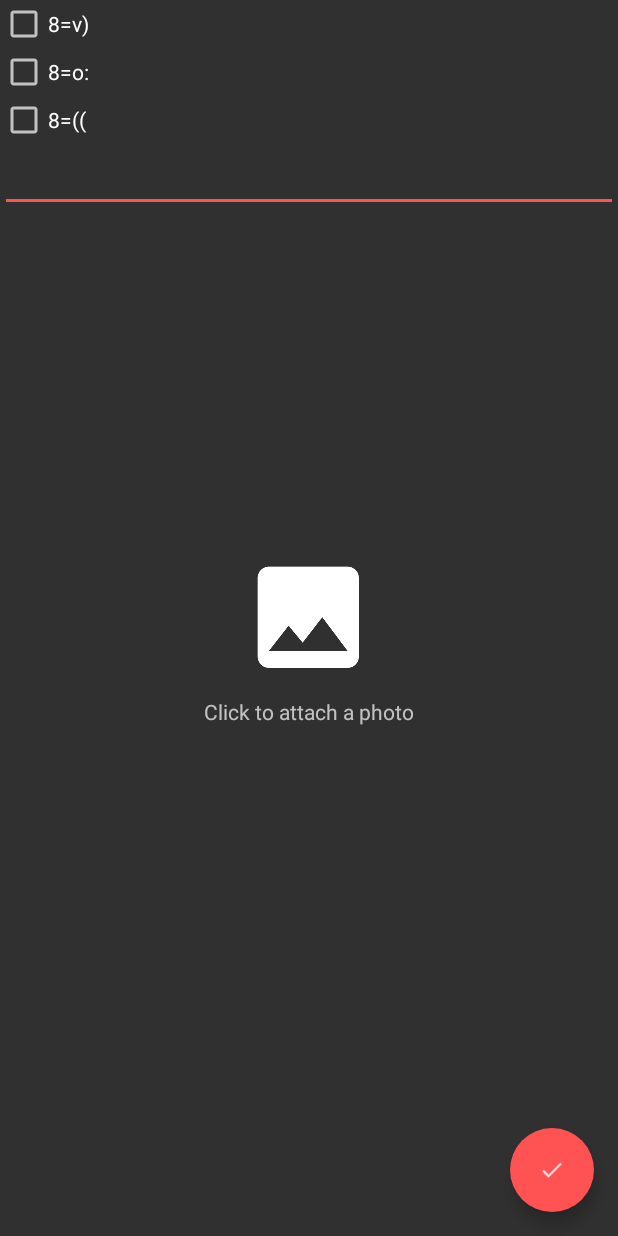
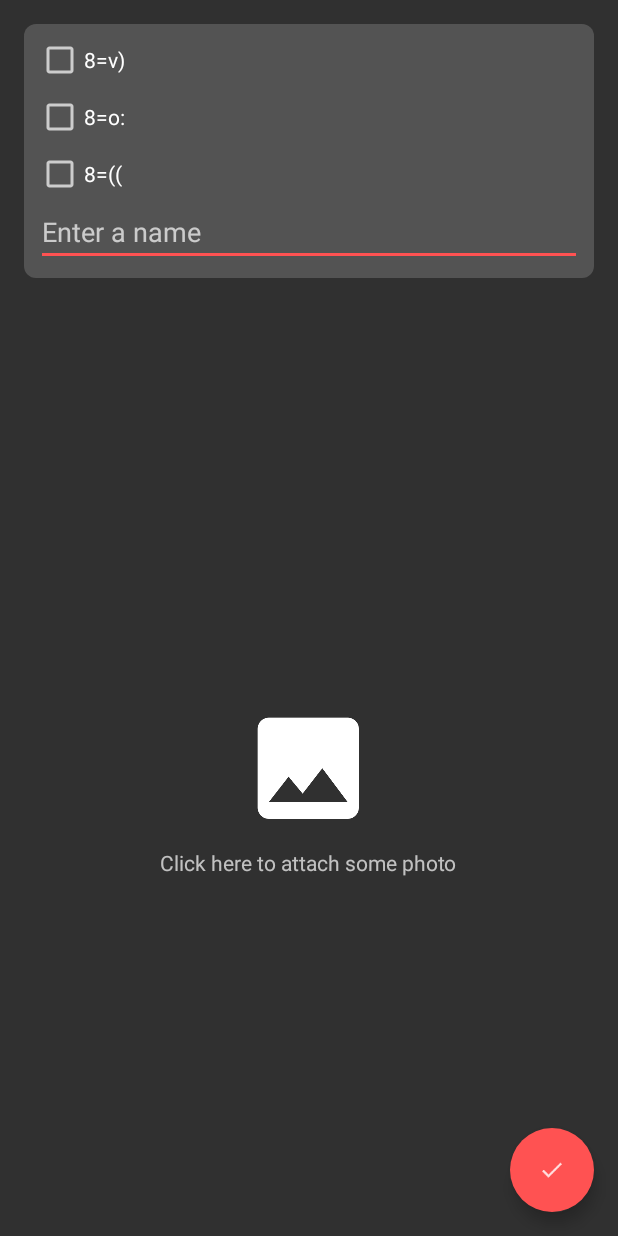
Before and after one commit to ggface/dovvv, an Android app: the fragment PersonFragment shown on its own in the app's theme, on a phone screen of 412 x 824 dp. Run offline under Robolectric (Android 15) with nearby library versions, the phone set to English and light mode, and no system bars; our stand-ins replace ButterKnife, Picasso; pictures from the network do not load; 1 statement that could not run was skipped.

Commit message:
person fragment

```diff
--- /dev/null
+++ b/app/src/main/res/drawable/bg_rounded_1.xml
@@ -0,0 +1,6 @@
+<?xml version="1.0" encoding="utf-8"?>
+<shape xmlns:android="http://schemas.android.com/apk/res/android"
+    android:shape="rectangle">
+    <solid android:color="@color/control_box" />
+    <corners android:radius="8dp" />
+</shape>
--- a/app/src/main/res/layout-sw600dp-land/fragment_person.xml
+++ b/app/src/main/res/layout-sw600dp-land/fragment_person.xml
@@ -18,30 +18,6 @@
         android:layout_width="match_parent"
         android:layout_height="match_parent" />
 
-    <CheckBox
-        android:id="@+id/cbDefault"
-        android:layout_width="wrap_content"
-        android:layout_height="wrap_content"
-        android:text="8=v)" />
-
-    <CheckBox
-        android:id="@+id/cbOral"
-        android:layout_width="wrap_content"
-        android:layout_height="wrap_content"
-        android:layout_alignParentLeft="true"
-        android:layout_alignParentStart="true"
-        android:layout_below="@+id/cbDefault"
-        android:text="8=o:" />
-
-    <CheckBox
-        android:id="@+id/cbAnal"
-        android:layout_width="wrap_content"
-        android:layout_height="wrap_content"
-        android:layout_alignParentLeft="true"
-        android:layout_alignParentStart="true"
-        android:layout_below="@+id/cbOral"
-        android:text="8=((" />
-
     <ImageView
         android:id="@+id/imageView"
         android:layout_width="wrap_content"
@@ -56,7 +32,7 @@
         android:layout_height="wrap_content"
         android:layout_below="@+id/imageView"
         android:layout_centerHorizontal="true"
-        android:text="Click to attach a photo" />
+        android:text="Click here to attach some photo" />
 
     <android.support.design.widget.FloatingActionButton
         android:id="@+id/fab"
@@ -69,8 +45,45 @@
         android:layout_marginRight="16dp"
         android:src="@drawable/ic_action_action_done" />
 
+    <LinearLayout
+        android:orientation="vertical"
+        android:layout_width="320dp"
+        android:layout_height="wrap_content"
+        android:layout_alignParentBottom="true"
+        android:layout_alignParentLeft="true"
+        android:layout_alignParentStart="true"
+        android:background="@drawable/bg_rounded_1"
+        android:layout_margin="16dp"
+        android:padding="8dp">
+
+        <CheckBox
+            android:id="@+id/cbDefault"
+            android:layout_width="match_parent"
+            android:layout_height="wrap_content"
+            android:text="8=v)"
+            android:layout_marginBottom="6dp" />
+
+        <CheckBox
+            android:id="@+id/cbOral"
+            android:layout_width="match_parent"
+            android:layout_height="wrap_content"
+            android:layout_alignParentLeft="true"
+            android:layout_alignParentStart="true"
+            android:layout_below="@+id/cbDefault"
+            android:text="8=o:"
+            android:layout_marginBottom="6dp" />
+
+        <CheckBox
+            android:id="@+id/cbAnal"
+            android:layout_width="match_parent"
+            android:layout_height="wrap_content"
+            android:layout_alignParentLeft="true"
+            android:layout_alignParentStart="true"
+            android:layout_below="@+id/cbOral"
+            android:text="8=((" />
+
         <EditText
-        android:layout_width="wrap_content"
+            android:layout_width="match_parent"
             android:layout_height="wrap_content"
             android:id="@+id/etName"
             android:layout_below="@+id/cbAnal"
@@ -79,5 +92,8 @@
             android:layout_alignParentRight="true"
             android:layout_alignParentEnd="true"
             android:inputType="textCapSentences"
-        android:maxLines="1" />
+            android:maxLines="1"
+            android:singleLine="false"
+            android:hint="Enter a name" />
+    </LinearLayout>
 </RelativeLayout>
--- a/app/src/main/res/layout-sw600dp/fragment_person.xml
+++ b/app/src/main/res/layout-sw600dp/fragment_person.xml
@@ -1,3 +1,11 @@
+<!--
+  ~ Copyright (c) 2016. Lorem ipsum dolor sit amet, consectetur adipiscing elit.
+  ~ Morbi non lorem porttitor neque feugiat blandit. Ut vitae ipsum eget quam lacinia accumsan.
+  ~ Etiam sed turpis ac ipsum condimentum fringilla. Maecenas magna.
+  ~ Proin dapibus sapien vel ante. Aliquam erat volutpat. Pellentesque sagittis ligula eget metus.
+  ~ Vestibulum commodo. Ut rhoncus gravida arcu.
+  -->
+
 <RelativeLayout xmlns:android="http://schemas.android.com/apk/res/android"
     xmlns:tools="http://schemas.android.com/tools"
     android:layout_width="match_parent"
@@ -9,30 +17,6 @@
         android:id="@+id/ivPhoto"
         android:layout_width="match_parent"
         android:layout_height="match_parent" />
-
-    <CheckBox
-        android:id="@+id/cbDefault"
-        android:layout_width="wrap_content"
-        android:layout_height="wrap_content"
-        android:text="8=v)" />
-
-    <CheckBox
-        android:id="@+id/cbOral"
-        android:layout_width="wrap_content"
-        android:layout_height="wrap_content"
-        android:layout_alignParentLeft="true"
-        android:layout_alignParentStart="true"
-        android:layout_below="@+id/cbDefault"
-        android:text="8=o:" />
-
-    <CheckBox
-        android:id="@+id/cbAnal"
-        android:layout_width="wrap_content"
-        android:layout_height="wrap_content"
-        android:layout_alignParentLeft="true"
-        android:layout_alignParentStart="true"
-        android:layout_below="@+id/cbOral"
-        android:text="8=((" />
 
     <ImageView
         android:id="@+id/imageView"
@@ -48,39 +32,7 @@
         android:layout_height="wrap_content"
         android:layout_below="@+id/imageView"
         android:layout_centerHorizontal="true"
-        android:text="Click to attach a photo" />
-
-    <Switch
-        android:id="@+id/switch1"
-        android:layout_width="wrap_content"
-        android:layout_height="wrap_content"
-        android:layout_alignParentEnd="true"
-        android:layout_alignParentRight="true"
-        android:switchPadding="8dp"
-        android:text="standart"
-        android:visibility="invisible" />
-
-    <Switch
-        android:id="@+id/switch2"
-        android:layout_width="wrap_content"
-        android:layout_height="wrap_content"
-        android:layout_alignEnd="@+id/switch1"
-        android:layout_alignRight="@+id/switch1"
-        android:layout_below="@+id/switch1"
-        android:switchPadding="8dp"
-        android:text="anal"
-        android:visibility="invisible" />
-
-    <Switch
-        android:id="@+id/switch3"
-        android:layout_width="wrap_content"
-        android:layout_height="wrap_content"
-        android:layout_alignEnd="@+id/switch2"
-        android:layout_alignRight="@+id/switch2"
-        android:layout_below="@+id/switch2"
-        android:switchPadding="8dp"
-        android:text="oral"
-        android:visibility="invisible" />
+        android:text="Click here to attach some photo" />
 
     <android.support.design.widget.FloatingActionButton
         android:id="@+id/fab"
@@ -93,8 +45,45 @@
         android:layout_marginRight="16dp"
         android:src="@drawable/ic_action_action_done" />
 
+    <LinearLayout
+        android:orientation="vertical"
+        android:layout_width="320dp"
+        android:layout_height="wrap_content"
+        android:layout_alignParentBottom="true"
+        android:layout_alignParentLeft="true"
+        android:layout_alignParentStart="true"
+        android:background="@drawable/bg_rounded_1"
+        android:layout_margin="16dp"
+        android:padding="8dp">
+
+        <CheckBox
+            android:id="@+id/cbDefault"
+            android:layout_width="match_parent"
+            android:layout_height="wrap_content"
+            android:text="8=v)"
+            android:layout_marginBottom="6dp" />
+
+        <CheckBox
+            android:id="@+id/cbOral"
+            android:layout_width="match_parent"
+            android:layout_height="wrap_content"
+            android:layout_alignParentLeft="true"
+            android:layout_alignParentStart="true"
+            android:layout_below="@+id/cbDefault"
+            android:text="8=o:"
+            android:layout_marginBottom="6dp" />
+
+        <CheckBox
+            android:id="@+id/cbAnal"
+            android:layout_width="match_parent"
+            android:layout_height="wrap_content"
+            android:layout_alignParentLeft="true"
+            android:layout_alignParentStart="true"
+            android:layout_below="@+id/cbOral"
+            android:text="8=((" />
+
         <EditText
-        android:layout_width="wrap_content"
+            android:layout_width="match_parent"
             android:layout_height="wrap_content"
             android:id="@+id/etName"
             android:layout_below="@+id/cbAnal"
@@ -103,5 +92,8 @@
             android:layout_alignParentRight="true"
             android:layout_alignParentEnd="true"
             android:inputType="textCapSentences"
-        android:maxLines="1" />
+            android:maxLines="1"
+            android:singleLine="false"
+            android:hint="Enter a name" />
+    </LinearLayout>
 </RelativeLayout>
--- a/app/src/main/res/layout/fragment_person.xml
+++ b/app/src/main/res/layout/fragment_person.xml
@@ -1,3 +1,11 @@
+<!--
+  ~ Copyright (c) 2016. Lorem ipsum dolor sit amet, consectetur adipiscing elit.
+  ~ Morbi non lorem porttitor neque feugiat blandit. Ut vitae ipsum eget quam lacinia accumsan.
+  ~ Etiam sed turpis ac ipsum condimentum fringilla. Maecenas magna.
+  ~ Proin dapibus sapien vel ante. Aliquam erat volutpat. Pellentesque sagittis ligula eget metus.
+  ~ Vestibulum commodo. Ut rhoncus gravida arcu.
+  -->
+
 <RelativeLayout xmlns:android="http://schemas.android.com/apk/res/android"
     xmlns:tools="http://schemas.android.com/tools"
     android:layout_width="match_parent"
@@ -5,34 +13,15 @@
     xmlns:app="http://schemas.android.com/apk/res-auto"
     tools:context="com.ggface.dovvv.fragments.PersonFragment">
 
+    <RelativeLayout
+        android:layout_width="match_parent"
+        android:layout_height="match_parent"
+        android:layout_below="@+id/linearLayout">
+
         <ImageView
             android:id="@+id/ivPhoto"
             android:layout_width="match_parent"
             android:layout_height="match_parent" />
-
-    <CheckBox
-        android:id="@+id/cbDefault"
-        android:layout_width="wrap_content"
-        android:layout_height="wrap_content"
-        android:text="8=v)" />
-
-    <CheckBox
-        android:id="@+id/cbOral"
-        android:layout_width="wrap_content"
-        android:layout_height="wrap_content"
-        android:layout_alignParentLeft="true"
-        android:layout_alignParentStart="true"
-        android:layout_below="@+id/cbDefault"
-        android:text="8=o:" />
-
-    <CheckBox
-        android:id="@+id/cbAnal"
-        android:layout_width="wrap_content"
-        android:layout_height="wrap_content"
-        android:layout_alignParentLeft="true"
-        android:layout_alignParentStart="true"
-        android:layout_below="@+id/cbOral"
-        android:text="8=((" />
 
         <ImageView
             android:id="@+id/imageView"
@@ -48,39 +37,61 @@
             android:layout_height="wrap_content"
             android:layout_below="@+id/imageView"
             android:layout_centerHorizontal="true"
-        android:text="Click to attach a photo" />
+            android:text="Click here to attach some photo" />
+    </RelativeLayout>
 
-    <Switch
-        android:id="@+id/switch1"
-        android:layout_width="wrap_content"
+    <LinearLayout
+        android:orientation="vertical"
+        android:layout_width="match_parent"
         android:layout_height="wrap_content"
+        android:layout_alignParentLeft="true"
+        android:layout_alignParentStart="true"
+        android:background="@drawable/bg_rounded_1"
+        android:layout_margin="16dp"
+        android:padding="8dp"
+        android:layout_alignParentTop="true"
+        android:id="@+id/linearLayout">
+
+        <CheckBox
+            android:id="@+id/cbDefault"
+            android:layout_width="match_parent"
+            android:layout_height="wrap_content"
+            android:text="8=v)"
+            android:layout_marginBottom="6dp" />
+
+        <CheckBox
+            android:id="@+id/cbOral"
+            android:layout_width="match_parent"
+            android:layout_height="wrap_content"
+            android:layout_alignParentLeft="true"
+            android:layout_alignParentStart="true"
+            android:layout_below="@+id/cbDefault"
+            android:text="8=o:"
+            android:layout_marginBottom="6dp" />
+
+        <CheckBox
+            android:id="@+id/cbAnal"
+            android:layout_width="match_parent"
+            android:layout_height="wrap_content"
+            android:layout_alignParentLeft="true"
+            android:layout_alignParentStart="true"
+            android:layout_below="@+id/cbOral"
+            android:text="8=((" />
+
+        <EditText
+            android:layout_width="match_parent"
+            android:layout_height="wrap_content"
+            android:id="@+id/etName"
+            android:layout_below="@+id/cbAnal"
+            android:layout_alignParentLeft="true"
+            android:layout_alignParentStart="true"
+            android:layout_alignParentRight="true"
             android:layout_alignParentEnd="true"
-        android:layout_alignParentRight="true"
-        android:switchPadding="8dp"
-        android:text="standart"
-        android:visibility="invisible" />
-
-    <Switch
-        android:id="@+id/switch2"
-        android:layout_width="wrap_content"
-        android:layout_height="wrap_content"
-        android:layout_alignEnd="@+id/switch1"
-        android:layout_alignRight="@+id/switch1"
-        android:layout_below="@+id/switch1"
-        android:switchPadding="8dp"
-        android:text="anal"
-        android:visibility="invisible" />
-
-    <Switch
-        android:id="@+id/switch3"
-        android:layout_width="wrap_content"
-        android:layout_height="wrap_content"
-        android:layout_alignEnd="@+id/switch2"
-        android:layout_alignRight="@+id/switch2"
-        android:layout_below="@+id/switch2"
-        android:switchPadding="8dp"
-        android:text="oral"
-        android:visibility="invisible" />
+            android:inputType="textCapSentences"
+            android:maxLines="1"
+            android:singleLine="false"
+            android:hint="Enter a name" />
+    </LinearLayout>
 
     <android.support.design.widget.FloatingActionButton
         android:id="@+id/fab"
@@ -93,15 +104,4 @@
         android:layout_marginRight="16dp"
         android:src="@drawable/ic_action_action_done" />
 
-    <EditText
-        android:layout_width="wrap_content"
-        android:layout_height="wrap_content"
-        android:id="@+id/etName"
-        android:layout_below="@+id/cbAnal"
-        android:layout_alignParentLeft="true"
-        android:layout_alignParentStart="true"
-        android:layout_alignParentRight="true"
-        android:layout_alignParentEnd="true"
-        android:inputType="textCapSentences"
-        android:maxLines="1" />
 </RelativeLayout>
--- a/app/src/main/res/values/colors.xml
+++ b/app/src/main/res/values/colors.xml
@@ -10,4 +10,5 @@
     <color name="divider">#B6B6B6</color>
 
     <color name="overlay">#33000000</color>
+    <color name="control_box">#535353</color>
 </resources>
```
Lines whose indentation alone changed are shown as unchanged.
